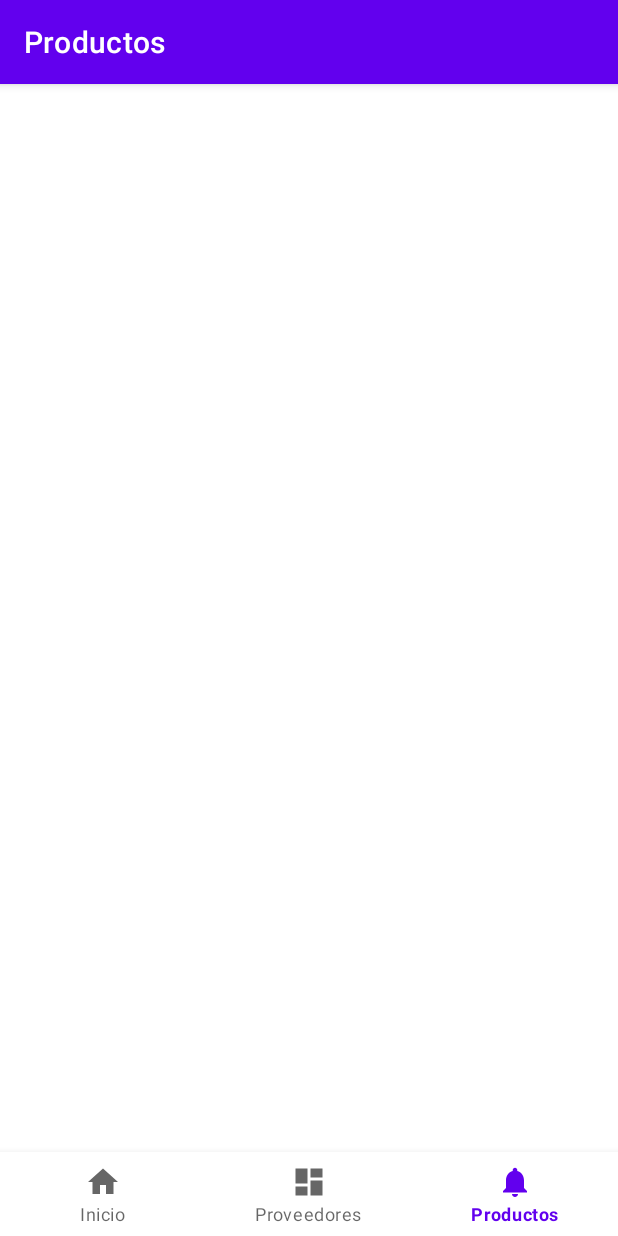
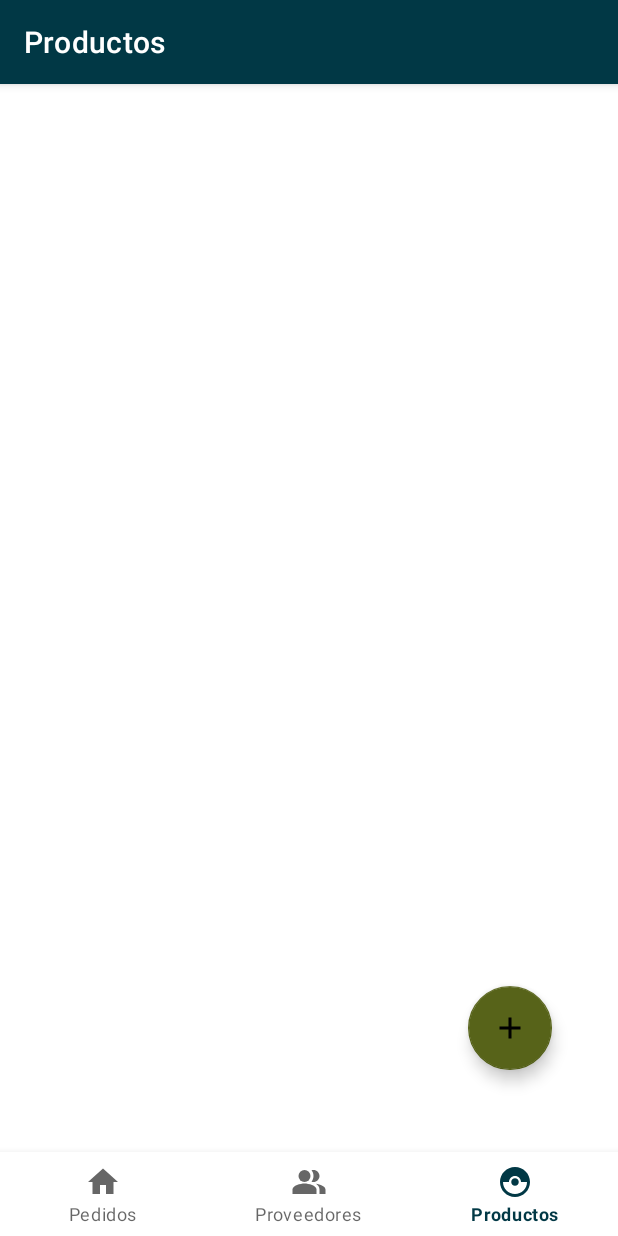
Before and after one commit to salvaHernandez/GESTORADE-PROYECTO-FINAL, an Android app: the ProductoFragment screen opened through its navigation route, on a phone screen of 412 x 824 dp. Run offline under Robolectric (Android 15) with nearby library versions, the phone set to English and light mode, and no system bars; our stand-ins replace navigation-ui.

Commit message:
cmt 26/11 - 10.40

```diff
--- a/app/src/main/java/com/example/gestoradetfg/Fragments/HomeFragment.kt
+++ b/app/src/main/java/com/example/gestoradetfg/Fragments/HomeFragment.kt
@@ -11,6 +11,8 @@ import com.example.gestoradetfg.R
 import com.example.gestoradetfg.UsuarioActivity.Companion.conLoginAdmin
 import com.example.gestoradetfg.UsuarioActivity.Companion.listaPedidos
 import com.example.gestoradetfg.Utils.Auxiliar
+import com.example.gestoradetfg.databinding.ActivityUsuarioBinding
+import com.example.gestoradetfg.databinding.FragmentHomeBinding
 import kotlinx.android.synthetic.main.fragment_home.*
 
 // TODO: Rename parameter arguments, choose names that match
@@ -27,7 +29,7 @@ class HomeFragment : Fragment() {
     // TODO: Rename and change types of parameters
     private var param1: String?=null
     private var param2: String?=null
-
+    private lateinit var binding: FragmentHomeBinding
     override fun onCreate(savedInstanceState: Bundle?) {
         super.onCreate(savedInstanceState)
         arguments?.let {
@@ -42,6 +44,7 @@ class HomeFragment : Fragment() {
         inflater: LayoutInflater, container: ViewGroup?,
         savedInstanceState: Bundle?
     ): View? {
+
         // Inflate the layout for this fragment
         return inflater.inflate(R.layout.fragment_home, container, false)
     }
--- a/app/src/main/java/com/example/gestoradetfg/Fragments/ProductoFragment.kt
+++ b/app/src/main/java/com/example/gestoradetfg/Fragments/ProductoFragment.kt
@@ -1,5 +1,6 @@
 package com.example.gestoradetfg.Fragments
 
+import android.content.Intent
 import android.os.Bundle
 import androidx.fragment.app.Fragment
 import android.view.LayoutInflater
@@ -53,6 +54,12 @@ class ProductoFragment : Fragment() {
         recyclerProducto.layoutManager = LinearLayoutManager(view.context)
         Auxiliar.miAdapterProducto = RecyclerProducto (UsuarioActivity.conLoginAdmin, UsuarioActivity.listaProductos)
         recyclerProducto.adapter =Auxiliar.miAdapterProducto
+
+        btnAddProducto.setOnClickListener({
+
+
+        })
+
     }
 
     companion object {
--- a/app/src/main/java/com/example/gestoradetfg/UsuarioActivity.kt
+++ b/app/src/main/java/com/example/gestoradetfg/UsuarioActivity.kt
@@ -37,6 +37,8 @@ class UsuarioActivity : AppCompatActivity() {
         binding=ActivityUsuarioBinding.inflate(layoutInflater)
         setContentView(binding.root)
 
+
+
         val navView: BottomNavigationView=binding.navView
 
         val navController=findNavController(R.id.nav_host_fragment_activity_usuario)
--- /dev/null
+++ b/app/src/main/res/drawable/ic_baseline_add_24.xml
@@ -0,0 +1,10 @@
+<vector xmlns:android="http://schemas.android.com/apk/res/android"
+    android:width="24dp"
+    android:height="24dp"
+    android:viewportWidth="24"
+    android:viewportHeight="24"
+    android:tint="?attr/colorControlNormal">
+  <path
+      android:fillColor="@android:color/white"
+      android:pathData="M19,13h-6v6h-2v-6H5v-2h6V5h2v6h6v2z"/>
+</vector>
--- /dev/null
+++ b/app/src/main/res/drawable/ic_producto.xml
@@ -0,0 +1,10 @@
+<vector xmlns:android="http://schemas.android.com/apk/res/android"
+    android:width="24dp"
+    android:height="24dp"
+    android:viewportWidth="24"
+    android:viewportHeight="24"
+    android:tint="?attr/colorControlNormal">
+  <path
+      android:fillColor="@android:color/white"
+      android:pathData="M14.5,12c0,1.38 -1.12,2.5 -2.5,2.5c-1.38,0 -2.5,-1.12 -2.5,-2.5s1.12,-2.5 2.5,-2.5C13.38,9.5 14.5,10.62 14.5,12zM22,12c0,5.52 -4.48,10 -10,10C6.48,22 2,17.52 2,12S6.48,2 12,2C17.52,2 22,6.48 22,12zM20,12h-4c0,-2.21 -1.79,-4 -4,-4c-2.21,0 -4,1.79 -4,4H4c0,4.41 3.59,8 8,8C16.41,20 20,16.41 20,12z"/>
+</vector>
--- /dev/null
+++ b/app/src/main/res/drawable/ic_proveedor.xml
@@ -0,0 +1,23 @@
+<vector xmlns:android="http://schemas.android.com/apk/res/android"
+    android:width="24dp"
+    android:height="24dp"
+    android:viewportWidth="24"
+    android:viewportHeight="24"
+    android:tint="?attr/colorControlNormal">
+  <path
+      android:fillColor="@android:color/white"
+      android:pathData="M16.67,13.13C18.04,14.06 19,15.32 19,17v3h4v-3C23,14.82 19.43,13.53 16.67,13.13z"
+      android:fillType="evenOdd"/>
+  <path
+      android:fillColor="@android:color/white"
+      android:pathData="M9,8m-4,0a4,4 0,1 1,8 0a4,4 0,1 1,-8 0"
+      android:fillType="evenOdd"/>
+  <path
+      android:fillColor="@android:color/white"
+      android:pathData="M15,12c2.21,0 4,-1.79 4,-4c0,-2.21 -1.79,-4 -4,-4c-0.47,0 -0.91,0.1 -1.33,0.24C14.5,5.27 15,6.58 15,8s-0.5,2.73 -1.33,3.76C14.09,11.9 14.53,12 15,12z"
+      android:fillType="evenOdd"/>
+  <path
+      android:fillColor="@android:color/white"
+      android:pathData="M9,13c-2.67,0 -8,1.34 -8,4v3h16v-3C17,14.34 11.67,13 9,13z"
+      android:fillType="evenOdd"/>
+</vector>
--- a/app/src/main/res/layout/activity_usuario.xml
+++ b/app/src/main/res/layout/activity_usuario.xml
@@ -1,6 +1,7 @@
 <?xml version="1.0" encoding="utf-8"?>
 <androidx.constraintlayout.widget.ConstraintLayout xmlns:android="http://schemas.android.com/apk/res/android"
     xmlns:app="http://schemas.android.com/apk/res-auto"
+    xmlns:tools="http://schemas.android.com/tools"
     android:id="@+id/container"
     android:layout_width="match_parent"
     android:layout_height="match_parent"
@@ -21,16 +22,16 @@
     <fragment
         android:id="@+id/nav_host_fragment_activity_usuario"
         android:name="androidx.navigation.fragment.NavHostFragment"
-        android:layout_width="match_parent"
-        android:layout_height="match_parent"
+        android:layout_width="398dp"
+        android:layout_height="685dp"
         app:defaultNavHost="true"
         app:layout_constraintBottom_toTopOf="@id/nav_view"
+        app:layout_constraintHorizontal_bias="0.444"
         app:layout_constraintLeft_toLeftOf="parent"
         app:layout_constraintRight_toRightOf="parent"
         app:layout_constraintTop_toTopOf="parent"
+        app:layout_constraintVertical_bias="0.857"
         app:navGraph="@navigation/mobile_navigation" />
 
 
-
-
 </androidx.constraintlayout.widget.ConstraintLayout>
--- a/app/src/main/res/layout/fragment_producto.xml
+++ b/app/src/main/res/layout/fragment_producto.xml
@@ -12,7 +12,23 @@
         android:layout_height="0dp"
         app:layout_constraintBottom_toBottomOf="parent"
         app:layout_constraintEnd_toEndOf="parent"
+        app:layout_constraintHorizontal_bias="1.0"
         app:layout_constraintStart_toStartOf="parent"
-        app:layout_constraintTop_toTopOf="parent" />
+        app:layout_constraintTop_toTopOf="parent"
+        app:layout_constraintVertical_bias="0.0" />
+
+    <com.google.android.material.floatingactionbutton.FloatingActionButton
+        android:id="@+id/btnAddProducto"
+        android:layout_width="wrap_content"
+        android:layout_height="wrap_content"
+        android:clickable="true"
+        android:src="@drawable/ic_baseline_add_24"
+        app:backgroundTint="@color/floatBtn"
+        app:layout_constraintBottom_toBottomOf="parent"
+        app:layout_constraintEnd_toEndOf="parent"
+        app:layout_constraintHorizontal_bias="0.895"
+        app:layout_constraintStart_toStartOf="parent"
+        app:layout_constraintTop_toTopOf="parent"
+        app:layout_constraintVertical_bias="0.905" />
 
 </androidx.constraintlayout.widget.ConstraintLayout>
--- a/app/src/main/res/menu/bottom_nav_menu.xml
+++ b/app/src/main/res/menu/bottom_nav_menu.xml
@@ -8,12 +8,12 @@
 
     <item
         android:id="@+id/navigation_proveedor"
-        android:icon="@drawable/ic_dashboard_black_24dp"
+        android:icon="@drawable/ic_proveedor"
         android:title="@string/menuProveedores" />
 
     <item
         android:id="@+id/navigation_producto"
-        android:icon="@drawable/ic_notifications_black_24dp"
+        android:icon="@drawable/ic_producto"
         android:title="@string/menuProductos" />
 
 </menu>
--- a/app/src/main/res/values/colors.xml
+++ b/app/src/main/res/values/colors.xml
@@ -8,8 +8,17 @@
     <color name="black">#FF000000</color>
     <color name="white">#FFFFFFFF</color>
 
-    <color name="colorBtn">#086C63</color>
+    <color name="colorBtn">#097269</color>
     <color name="colorApp">#054C46</color>
     <color name="colorSecundario">#066058</color>
 
+    <color name="cabeceras">#013845</color>
+    <color name="boton">#378BA4</color>
+    <color name="fondo">#E8EDE7</color>
+    <color name="fondo2">#CFCBC8</color>
+    <color name="letraOscura">#012E4A</color>
+    <color name="floatBtn">#576319</color>
+    <color name="alternativo">#576319</color>
+
+
 </resources>
--- a/app/src/main/res/values/strings.xml
+++ b/app/src/main/res/values/strings.xml
@@ -13,8 +13,8 @@
     <string name="btnCancelar">Cancelar</string>
     <string name="StrCheckSesion">Mantener sesion iniciada</string>
     <string name="smsBienvenida">Pedidos pendientes de recibir</string>
-    <string name="txtMostrarTodos">Mostrar todos los pedidos</string>
-    <string name="menuInicio">Inicio</string>
+    <string name="txtMostrarTodos">Mostrar tambien los pedidos recibidos</string>
+    <string name="menuInicio">Pedidos</string>
     <string name="menuProveedores">Proveedores</string>
     <string name="menuProductos">Productos</string>
     <string name="topTittle">Gestion de pedidos</string>
--- a/app/src/main/res/values/themes.xml
+++ b/app/src/main/res/values/themes.xml
@@ -2,9 +2,9 @@
     <!-- Base application theme. -->
     <style name="Theme.GESTORADETFG" parent="Theme.MaterialComponents.DayNight.DarkActionBar">
         <!-- Primary brand color. -->
-        <item name="colorPrimary">@color/purple_500</item>
-        <item name="colorPrimaryVariant">@color/purple_700</item>
-        <item name="colorOnPrimary">@color/white</item>
+        <item name="colorPrimary">@color/cabeceras</item>
+        <item name="colorPrimaryVariant">@color/cabeceras</item>
+        <item name="colorOnPrimary">@color/fondo</item>
         <!-- Secondary brand color. -->
         <item name="colorSecondary">@color/teal_200</item>
         <item name="colorSecondaryVariant">@color/teal_700</item>
@@ -16,6 +16,8 @@
 
     <style name="btnTheme" parent="Theme.GESTORADETFG">
         <item name="colorPrimary">@color/colorBtn</item>
+        <item name="colorOnPrimary">@color/letraOscura</item>
+
     </style>
 
 </resources>
```
Also changed, not shown: app/src/main/java/com/example/gestoradetfg/Activity/MainActivity.kt (+0 -7 lines), app/src/main/java/com/example/gestoradetfg/Adapter/RecyclerProveedor.kt (+8 -3 lines), app/src/main/java/com/example/gestoradetfg/Fragments/ProveedorFragment.kt (+18 -1 lines), app/src/main/java/com/example/gestoradetfg/Utils/Auxiliar.kt (+11 -6 lines), app/src/main/res/drawable/ic_add.xml (added, +10 -0 lines), app/src/main/res/layout/fragment_home.xml (+6 -20 lines), app/src/main/res/layout/fragment_proveedor.xml (+15 -9 lines), 1 other file.
